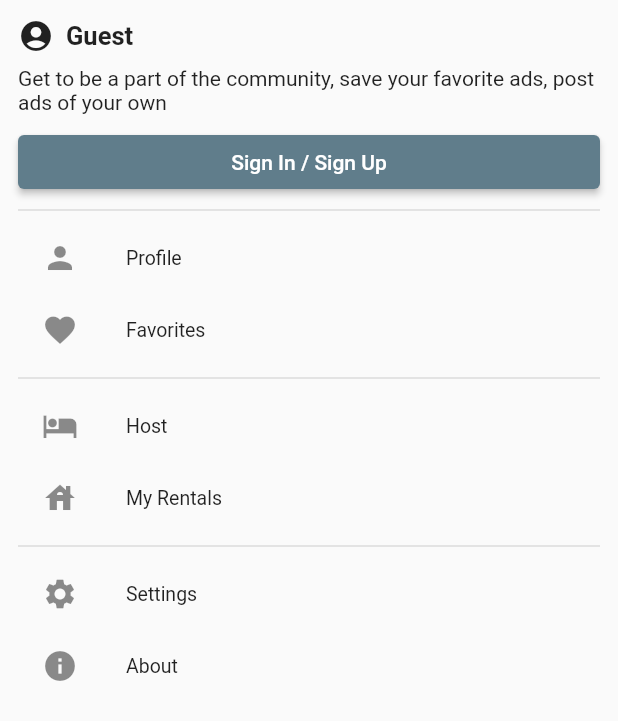
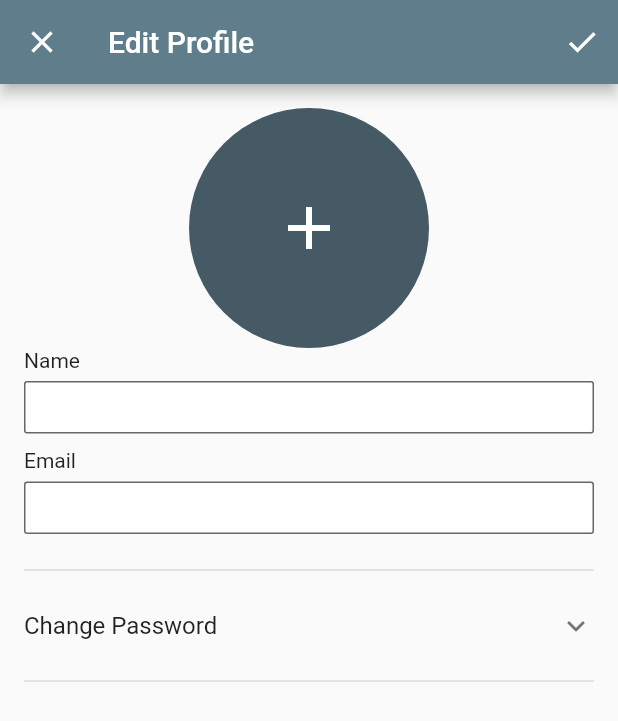
Before and after one commit to khttps/rentall, a Flutter app: the MenuScreen widget shown alone on an empty page, opened directly, after a tap on "Profile", on a phone screen of 412 x 824 dp. Shown: the top 721 px of the screen. Run offline on Flutter 3.47's test engine with Material 2 defaults, Android fonts, the phone set to English and light mode, and no system bars; drawn by our look-alikes of flutter_form_builder; our stand-ins replace cached_network_image, carousel_slider, cloud_firestore, easy_localization, equatable, firebase_auth and 8 more; missing offline and left inert: phone_number; accounts and stored records are empty.

Commit message:
Added UI for Profile Screen

```diff
--- a/lib/main.dart
+++ b/lib/main.dart
@@ -49,7 +49,7 @@ class RentallApp extends StatelessWidget {
         localizationsDelegates: context.localizationDelegates
           ..add(FormBuilderLocalizations.delegate),
         theme: theme.themeData,
-        initialRoute: HomeScreen.routeName,
+        home: const HomeScreen(),
         onGenerateRoute: router.onGenerateRoute,
       ),
     );
--- a/lib/menu/view/menu_screen.dart
+++ b/lib/menu/view/menu_screen.dart
@@ -1,4 +1,5 @@
 import 'package:flutter/material.dart';
+import '../../screens.dart';
 import 'widgets/widgets.dart';
 
 class MenuScreen extends StatelessWidget {
@@ -10,13 +11,13 @@ class MenuScreen extends StatelessWidget {
     return ListView(
       padding: const EdgeInsets.all(12.0),
       children: [
-        const LoggedOutProfile(),
+        const ProfileCard(),
         const Divider(thickness: 1.0),
         ListTile(
           leading: const Icon(Icons.person),
           title: const Text('Profile'),
           dense: true,
-          onTap: () {},
+          onTap: () => Navigator.pushNamed(context, ProfileScreen.routeName),
         ),
         ListTile(
           leading: const Icon(Icons.favorite),
--- a/lib/menu/view/widgets/logged_out_profile.dart
+++ b/lib/menu/view/widgets/profile_card.dart
@@ -2,10 +2,8 @@ import 'package:flutter/material.dart';
 
 import '../../../screens.dart';
 
-class LoggedOutProfile extends StatelessWidget {
-  const LoggedOutProfile({
-    Key? key,
-  }) : super(key: key);
+class ProfileCard extends StatelessWidget {
+  const ProfileCard({Key? key}) : super(key: key);
 
   @override
   Widget build(BuildContext context) {
--- a/lib/menu/view/widgets/widgets.dart
+++ b/lib/menu/view/widgets/widgets.dart
@@ -1,2 +1,2 @@
-export 'logged_out_profile.dart';
+export 'profile_card.dart';
 export '../../../auth/view/widgets/social_button.dart';
--- /dev/null
+++ b/lib/profile/profile.dart
@@ -0,0 +1 @@
+export 'view/profile_screen.dart';
--- /dev/null
+++ b/lib/profile/view/profile_screen.dart
@@ -0,0 +1,152 @@
+import 'dart:io';
+
+import 'package:flutter/material.dart';
+import 'package:flutter_form_builder/flutter_form_builder.dart';
+import 'package:image_picker/image_picker.dart';
+
+import '../../widgets/widgets.dart';
+
+class ProfileScreen extends StatefulWidget {
+  static const routeName = '/profile';
+  const ProfileScreen({Key? key}) : super(key: key);
+
+  @override
+  State<ProfileScreen> createState() => _ProfileScreenState();
+}
+
+class _ProfileScreenState extends State<ProfileScreen> {
+  late XFile? _imageFile = null;
+  final _picker = ImagePicker();
+
+  @override
+  Widget build(BuildContext context) {
+    return Scaffold(
+      resizeToAvoidBottomInset: false,
+      body: NestedScrollView(
+        headerSliverBuilder: (c, _) => [
+          PostAppBar(
+            title: 'Edit Profile',
+            onSave: () {},
+          )
+        ],
+        body: FormBuilder(
+          child: Padding(
+            padding: const EdgeInsets.all(16.0),
+            child: Column(
+              crossAxisAlignment: CrossAxisAlignment.start,
+              children: [
+                Center(
+                  child: CircleAvatar(
+                    radius: 80.0,
+                    backgroundImage: _imageFile != null
+                        ? FileImage(File(_imageFile!.path))
+                        : null,
+                    child: InkWell(
+                      onTap: () async {
+                        await showModalBottomSheet(
+                          context: context,
+                          builder: (context) => _showBottomSheet(context),
+                        );
+                      },
+                      child: _imageFile == null
+                          ? const Icon(
+                              Icons.add,
+                              size: 48.0,
+                            )
+                          : null,
+                    ),
+                  ),
+                ),
+                Text('Name'),
+                const SizedBox(height: 6.0),
+                FormBuilderTextField(name: 'name'),
+                const SizedBox(height: 10.0),
+                Text('Email'),
+                const SizedBox(height: 6.0),
+                FormBuilderTextField(name: 'email'),
+                const SizedBox(height: 16.0),
+                Divider(thickness: 1.0),
+                Theme(
+                  data: Theme.of(context).copyWith(
+                    dividerColor: Colors.transparent,
+                  ),
+                  child: ExpansionTile(
+                    tilePadding: EdgeInsets.zero,
+                    childrenPadding: EdgeInsets.zero,
+                    expandedCrossAxisAlignment: CrossAxisAlignment.start,
+                    title: Text('Change Password'),
+                    children: [
+                      Text('Current Password'),
+                      const SizedBox(height: 6.0),
+                      FormBuilderTextField(name: 'current'),
+                      const SizedBox(height: 10.0),
+                      Text('New Password'),
+                      const SizedBox(height: 6.0),
+                      FormBuilderTextField(name: 'new'),
+                      const SizedBox(height: 10.0),
+                      Center(
+                        child: ElevatedButton(
+                          onPressed: () {},
+                          child: Text('Update Password'),
+                        ),
+                      ),
+                      const SizedBox(height: 10.0),
+                    ],
+                  ),
+                ),
+                Divider(thickness: 1.0),
+              ],
+            ),
+          ),
+        ),
+      ),
+    );
+  }
+
+  Widget _showBottomSheet(BuildContext context) {
+    return Container(
+      height: 100.0,
+      width: MediaQuery.of(context).size.width,
+      margin: const EdgeInsets.all(20.0),
+      child: Column(
+        children: [
+          const Text(
+            "Pick Profile Photo",
+            style: TextStyle(fontSize: 20.0),
+          ),
+          const SizedBox(height: 20),
+          Row(
+            mainAxisAlignment: MainAxisAlignment.center,
+            children: [
+              ElevatedButton.icon(
+                label: const Text("Camera"),
+                icon: const Icon(Icons.camera_alt),
+                onPressed: () {
+                  _takePhoto(ImageSource.camera);
+                },
+              ),
+              const SizedBox(width: 16.0),
+              ElevatedButton.icon(
+                label: const Text("Gallery"),
+                icon: const Icon(Icons.image),
+                onPressed: () {
+                  _takePhoto(ImageSource.gallery);
+                },
+              ),
+            ],
+          )
+        ],
+      ),
+    );
+  }
+
+  void _takePhoto(ImageSource source) async {
+    final file = await _picker.pickImage(source: source);
+    if (file != null) {
+      setState(() {
+        _imageFile = file;
+      });
+      Navigator.pop(context);
+    }
+  }
+}
--- a/lib/router.dart
+++ b/lib/router.dart
@@ -12,6 +12,8 @@ MaterialPageRoute<dynamic> onGenerateRoute(RouteSettings settings) {
           return PublishScreen(
             rental: settings.arguments as Rental?,
           );
+        case ProfileScreen.routeName:
+          return const ProfileScreen();
         case SearchScreen.routeName:
           return const SearchScreen();
         case AuthScreen.routeName:
--- a/lib/screens.dart
+++ b/lib/screens.dart
@@ -6,3 +6,4 @@ export 'notifications/notifications.dart';
 export 'menu/menu.dart';
 export 'search/search.dart';
 export 'auth/auth.dart';
+export 'profile/profile.dart';
--- /dev/null
+++ b/lib/widgets/post_app_bar.dart
@@ -0,0 +1,31 @@
+import 'package:flutter/material.dart';
+
+class PostAppBar extends StatelessWidget {
+  final String title;
+  final VoidCallback onSave;
+  const PostAppBar({
+    required this.title,
+    required this.onSave,
+    Key? key,
+  }) : super(key: key);
+
+  @override
+  Widget build(BuildContext context) {
+    return SliverAppBar(
+      snap: true,
+      floating: true,
+      leading: IconButton(
+        onPressed: () => Navigator.pop(context),
+        icon: const Icon(Icons.close),
+      ),
+      forceElevated: true,
+      title: Text(title),
+      actions: [
+        IconButton(
+          icon: const Icon(Icons.check),
+          onPressed: onSave,
+        ),
+      ],
+    );
+  }
+}
--- a/lib/widgets/widgets.dart
+++ b/lib/widgets/widgets.dart
@@ -2,3 +2,4 @@ export 'error_snackbar.dart';
 export 'loading_widget.dart';
 export 'image_builder.dart';
 export 'search_bar.dart';
+export 'post_app_bar.dart';
```
Also changed, not shown: lib/details/view/details_screen.dart (+2 -5 lines), lib/publish/view/publish_screen.dart (+26 -22 lines).
